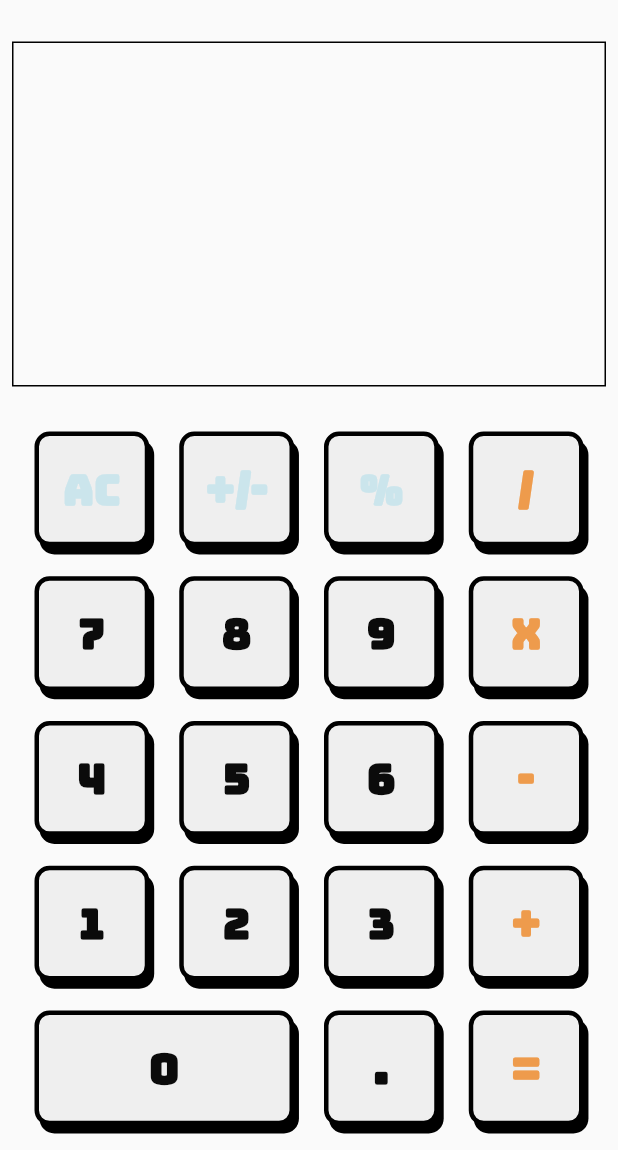
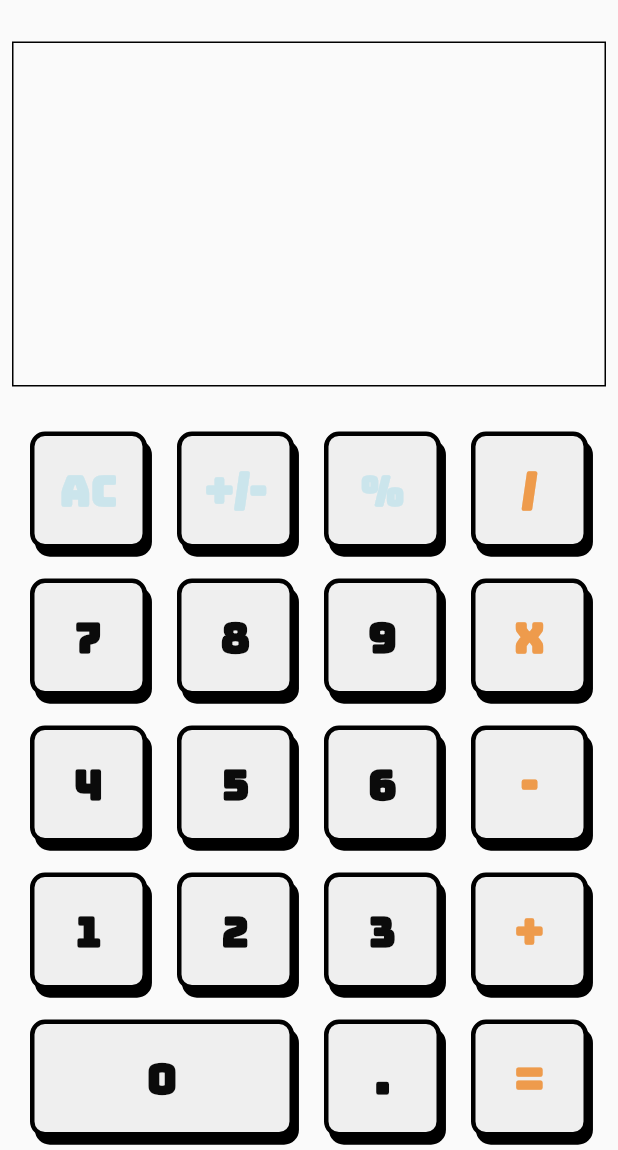
Before and after one commit to Rexsunon/casio_calculator, a Flutter app: the screen it shows after launch, on a phone screen of 412 x 824 dp, the part 86-1236 px from its top. Run offline on Flutter 3.47's test engine with Material 2 defaults, Android fonts, the phone set to English and light mode, and no system bars; our stand-ins replace flutter_hooks, google_fonts.

Commit message:
add: make changes to home view and keypad

```diff
--- a/lib/home/components/keypad.dart
+++ b/lib/home/components/keypad.dart
@@ -5,19 +5,26 @@ import 'package:flutter/material.dart';
 import 'package:flutter_hooks/flutter_hooks.dart';
 import 'package:google_fonts/google_fonts.dart';
 
-class Keypad extends HookWidget {
+class Keypad extends StatefulHookWidget {
   const Keypad({Key? key, required this.keypadModel}) : super(key: key);
 
   final KeypadModel keypadModel;
 
   @override
+  State<Keypad> createState() => _KeypadState();
+}
+
+class _KeypadState extends State<Keypad> {
+  @override
   Widget build(BuildContext context) {
 
     final animationController = useAnimationController(
-      duration: const Duration(milliseconds: 500),
+      duration: const Duration(milliseconds: 300),
       lowerBound: 0.0,
       upperBound: 0.1,
-    );
+    )..addListener(() {
+      setState(() { });
+    });
 
     final scale = useState<double>(1 - animationController.value);
 
@@ -47,11 +54,11 @@ class Keypad extends HookWidget {
           ),
           child: Center(
             child: Text(
-              keypadModel.text,
+              widget.keypadModel.text,
               style: GoogleFonts.bungee(
                 fontSize: 28,
                 fontWeight: FontWeight.w700,
-                color: keypadModel.color,
+                color: widget.keypadModel.color,
               ),
             ),
           ),
--- a/lib/home/view/home_view.dart
+++ b/lib/home/view/home_view.dart
@@ -60,8 +60,9 @@ class HomeView extends StatelessWidget {
             const SizedBox(height: 30),
             Expanded(
               child: Padding(
-                padding: const EdgeInsets.symmetric(horizontal: 23.0),
+                padding: const EdgeInsets.symmetric(horizontal: 20.0),
                 child: SingleChildScrollView(
+                  physics: const NeverScrollableScrollPhysics(),
                   child: StaggeredGrid.count(
                     axisDirection: AxisDirection.down,
                     crossAxisCount: 4,
```
